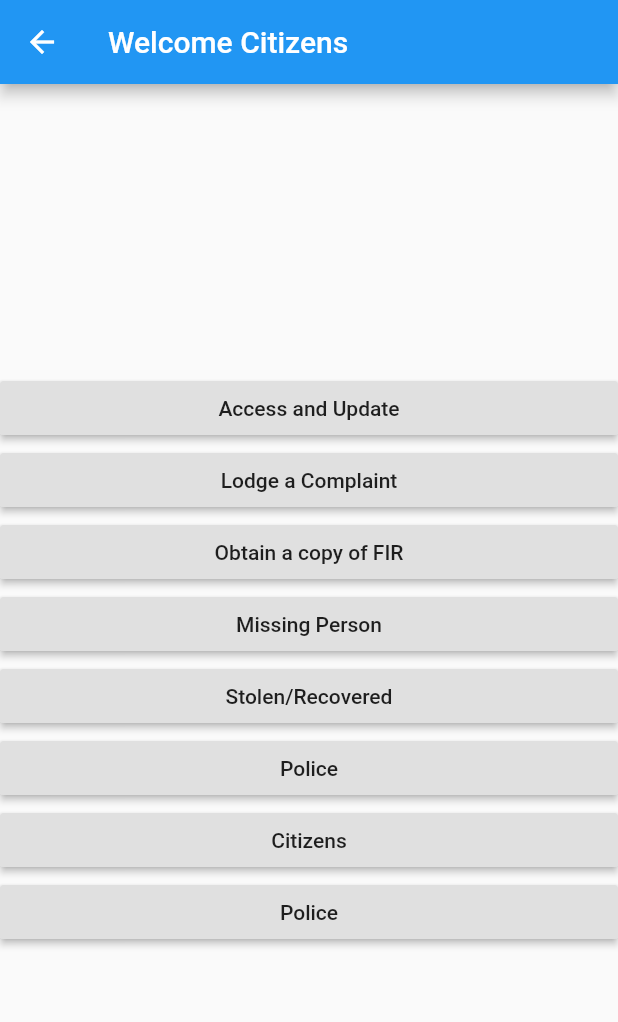
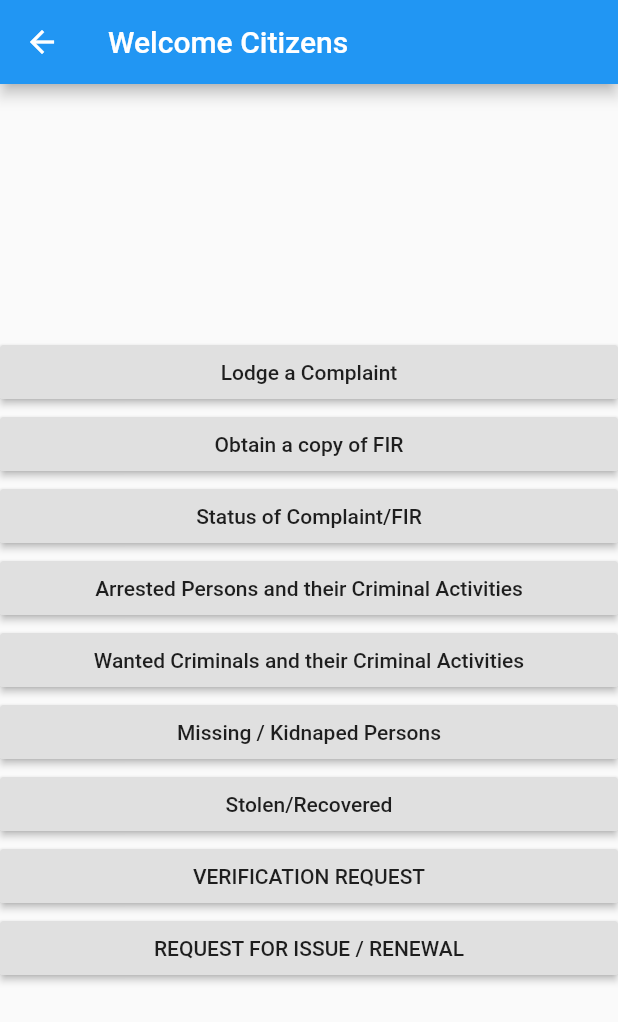
Before and after one commit to chehak123/sih, a Flutter app: the Citizen screen opened directly, on a phone screen of 412 x 824 dp. Shown: the top 1022 px of the screen. Run offline on Flutter 3.47's test engine with Material 2 defaults, Android fonts, the phone set to English and light mode, and no system bars; our stand-ins replace firebase_database; accounts and stored records are empty.

Commit message:
commit on 'master'

```diff
--- a/lib/screens/Citizen.dart
+++ b/lib/screens/Citizen.dart
@@ -17,13 +17,6 @@ class Citizen extends StatelessWidget {
           crossAxisAlignment: CrossAxisAlignment.stretch,
           children: <Widget>[
             RaisedButton(
-              child: Text("Access and Update"),
-              onPressed: () {
-                // Navigator.push(context,
-                //     MaterialPageRoute(builder: (context) => accessAndupdate()));
-              },
-            ),
-            RaisedButton(
               child: Text("Lodge a Complaint"),
               onPressed: () {
                 Navigator.push(context,
@@ -38,7 +31,28 @@ class Citizen extends StatelessWidget {
               },
             ),
             RaisedButton(
-              child: Text("Missing Person"),
+              child: Text("Status of Complaint/FIR"),
+              onPressed: () {
+                Navigator.push(context,
+                    MaterialPageRoute(builder: (context) => accessAndupdate(false)));
+              },
+            ),
+            RaisedButton(
+              child: Text("Arrested Persons and their Criminal Activities"),
+              onPressed: () {
+                Navigator.push(context,
+                    MaterialPageRoute(builder: (context) => accessAndupdate(false)));
+              },
+            ),
+            RaisedButton(
+              child: Text("Wanted Criminals and their Criminal Activities"),
+              onPressed: () {
+                Navigator.push(context,
+                    MaterialPageRoute(builder: (context) => accessAndupdate(false)));
+              },
+            ),
+            RaisedButton(
+              child: Text("Missing / Kidnaped Persons"),
               onPressed: () {
                 Navigator.push(context,
                   MaterialPageRoute(builder: (context) => accessAndupdate(true)));
@@ -52,15 +66,11 @@ class Citizen extends StatelessWidget {
               },
             ),
             RaisedButton(
-              child: Text("Police"),
+              child: Text("VERIFICATION REQUEST"),
               onPressed: () {},
             ),
             RaisedButton(
-              child: Text("Citizens"),
-              onPressed: () {},
-            ),
-            RaisedButton(
-              child: Text("Police"),
+              child: Text("REQUEST FOR ISSUE / RENEWAL"),
               onPressed: () {},
             ),
           ],
```
